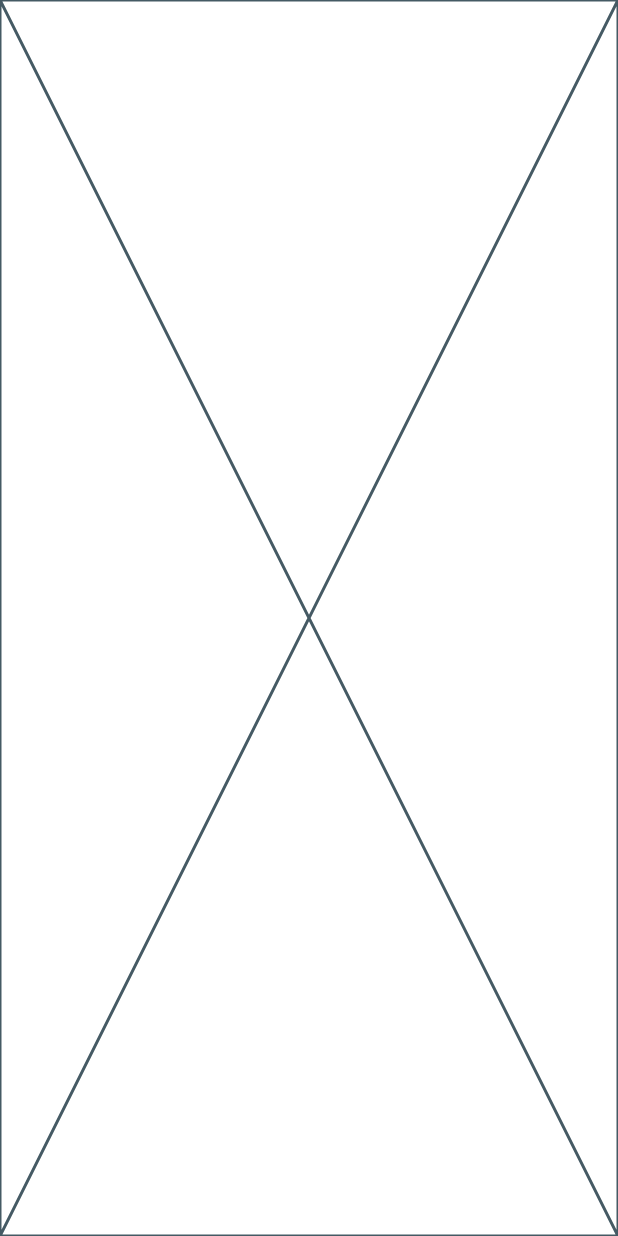
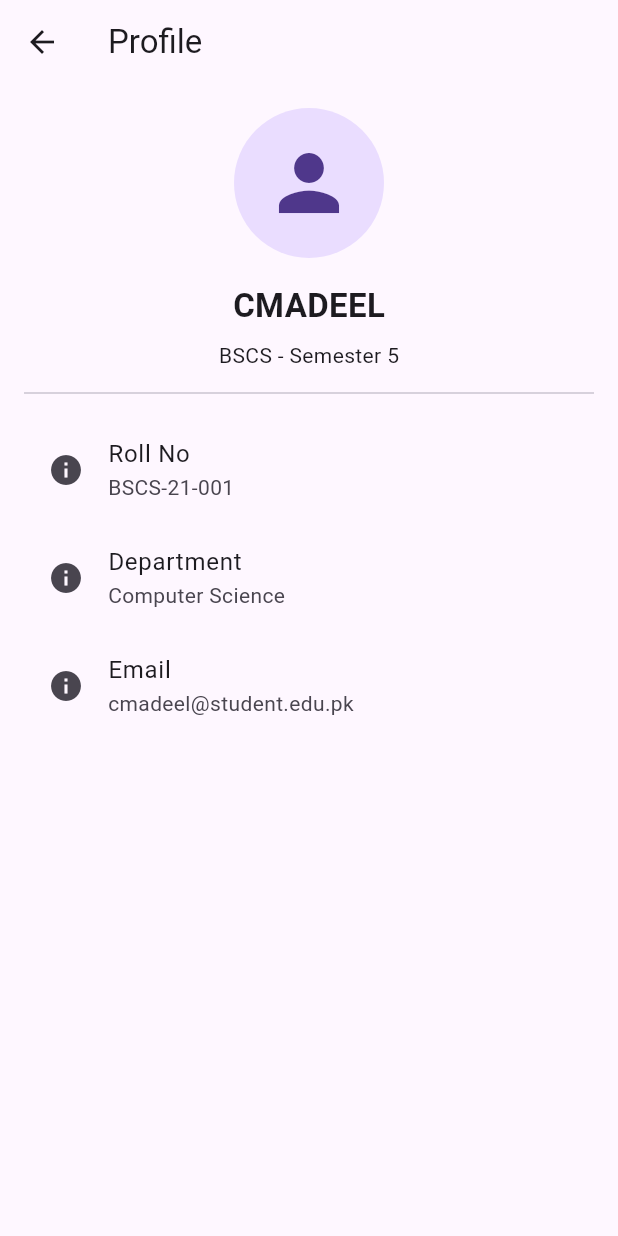
Before and after one commit to CM-Kali/Smart-Student-Portal-App, a Flutter app: the screen it shows after launch, after a tap on "Login", after a tap on "Profile", on a phone screen of 412 x 824 dp. Run offline on Flutter 3.47's test engine with Material 3 defaults, Android fonts, the phone set to English and light mode, and no system bars; our stand-ins replace file_picker, get.

Commit message:
Profile Page added

```diff
--- a/lib/app/models/assignment_model.dart
+++ b/lib/app/models/assignment_model.dart
@@ -2,12 +2,12 @@ class AssignmentModel {
   final String title;
   final String dueDate;
   bool isSubmitted;
-  String? filePath;
+  String? fileName;
 
   AssignmentModel({
     required this.title,
     required this.dueDate,
     this.isSubmitted = false,
-    this.filePath,
+    this.fileName,
   });
 }
--- a/lib/app/pages/profile/profile_page.dart
+++ b/lib/app/pages/profile/profile_page.dart
@@ -1,11 +1,43 @@
 import 'package:flutter/material.dart';
-
 
 class ProfilePage extends StatelessWidget {
   const ProfilePage({super.key});
 
   @override
   Widget build(BuildContext context) {
-    return const Placeholder();
+    return Scaffold(
+      appBar: AppBar(title: const Text("Profile")),
+      body: Padding(
+        padding: const EdgeInsets.all(16),
+        child: Column(
+          children: [
+            const CircleAvatar(
+              radius: 50,
+              child: Icon(Icons.person, size: 60),
+            ),
+            const SizedBox(height: 16),
+            const Text(
+              "CMADEEL",
+              style: TextStyle(fontSize: 22, fontWeight: FontWeight.bold),
+            ),
+            const SizedBox(height: 8),
+            const Text("BSCS - Semester 5"),
+            const Divider(height: 30),
+
+            _infoTile("Roll No", "BSCS-21-001"),
+            _infoTile("Department", "Computer Science"),
+            _infoTile("Email", "cmadeel@student.edu.pk"),
+          ],
+        ),
+      ),
+    );
+  }
+
+  Widget _infoTile(String title, String value) {
+    return ListTile(
+      leading: const Icon(Icons.info),
+      title: Text(title),
+      subtitle: Text(value),
+    );
   }
 }
```
Also changed, not shown: lib/app/controllers/assignments_controller.dart (+4 -3 lines), lib/app/pages/assignments/assignments_page.dart (+12 -14 lines).
